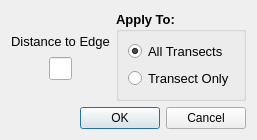
rowetechinc/QRevPy, file UI/wEdgeDist.ui: the form before one commit.
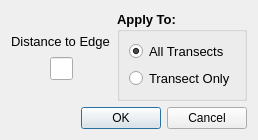
The form after the commit.

```diff
--- a/UI/wEdgeDist.ui
+++ b/UI/wEdgeDist.ui
@@ -6,8 +6,8 @@
    <rect>
     <x>0</x>
     <y>0</y>
-    <width>236</width>
-    <height>120</height>
+    <width>258</width>
+    <height>133</height>
    </rect>
   </property>
   <property name="windowTitle">
```
